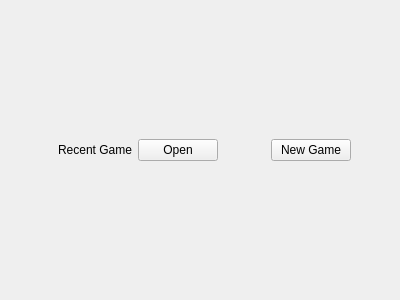
The window that src/editor/GUI/Tabs/welcome.ui (mkRPGDev/mkRPG) describes before a commit, drawn with Qt 5.
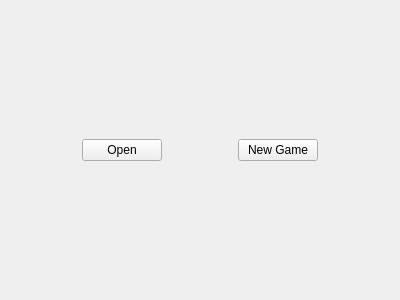
The same window after the commit.

Diff of the .ui file:
```diff
--- a/src/editor/GUI/Tabs/welcome.ui
+++ b/src/editor/GUI/Tabs/welcome.ui
@@ -14,39 +14,6 @@
    <string>Form</string>
   </property>
   <layout class="QGridLayout" name="gridLayout">
-   <item row="1" column="5">
-    <spacer name="horizontalSpacer_2">
-     <property name="orientation">
-      <enum>Qt::Horizontal</enum>
-     </property>
-     <property name="sizeHint" stdset="0">
-      <size>
-       <width>40</width>
-       <height>20</height>
-      </size>
-     </property>
-    </spacer>
-   </item>
-   <item row="0" column="1" rowspan="3">
-    <widget class="QWidget" name="widget" native="true">
-     <layout class="QGridLayout" name="gridLayout_2">
-      <item row="0" column="0">
-       <widget class="QLabel" name="label">
-        <property name="text">
-         <string>Recent Game</string>
-        </property>
-       </widget>
-      </item>
-      <item row="0" column="1">
-       <widget class="QPushButton" name="pushButton_2">
-        <property name="text">
-         <string>Open</string>
-        </property>
-       </widget>
-      </item>
-     </layout>
-    </widget>
-   </item>
    <item row="1" column="3">
     <spacer name="horizontalSpacer">
      <property name="orientation">
@@ -60,26 +27,26 @@
      </property>
     </spacer>
    </item>
-   <item row="1" column="4">
-    <widget class="QPushButton" name="pushButton">
-     <property name="text">
-      <string>New Game</string>
-     </property>
-    </widget>
-   </item>
-   <item row="2" column="4">
-    <spacer name="verticalSpacer">
+   <item row="1" column="5">
+    <spacer name="horizontalSpacer_2">
      <property name="orientation">
-      <enum>Qt::Vertical</enum>
+      <enum>Qt::Horizontal</enum>
      </property>
      <property name="sizeHint" stdset="0">
       <size>
-       <width>20</width>
-       <height>40</height>
+       <width>40</width>
+       <height>20</height>
       </size>
      </property>
     </spacer>
    </item>
+   <item row="1" column="2">
+    <widget class="QPushButton" name="openGame">
+     <property name="text">
+      <string>Open</string>
+     </property>
+    </widget>
+   </item>
    <item row="0" column="4">
     <spacer name="verticalSpacer_2">
      <property name="orientation">
@@ -106,6 +73,26 @@
      </property>
     </spacer>
    </item>
+   <item row="1" column="4">
+    <widget class="QPushButton" name="newGame">
+     <property name="text">
+      <string>New Game</string>
+     </property>
+    </widget>
+   </item>
+   <item row="2" column="4">
+    <spacer name="verticalSpacer">
+     <property name="orientation">
+      <enum>Qt::Vertical</enum>
+     </property>
+     <property name="sizeHint" stdset="0">
+      <size>
+       <width>20</width>
+       <height>40</height>
+      </size>
+     </property>
+    </spacer>
+   </item>
   </layout>
  </widget>
  <resources/>
```
